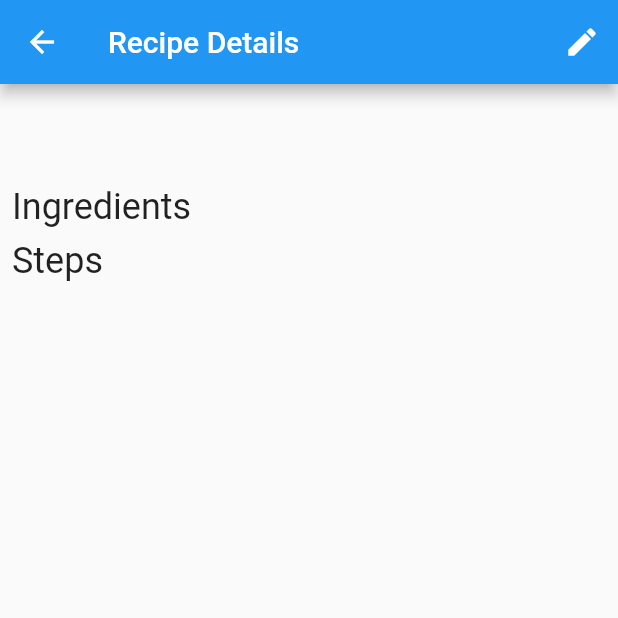
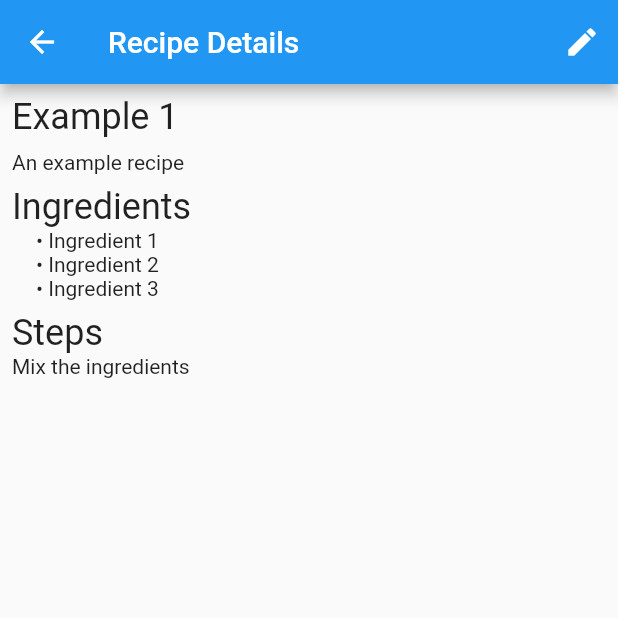
Before and after one commit to lassilaiho/recipe_manager, a Flutter app: the RecipeDetails screen opened directly with empty values, on a phone screen of 412 x 824 dp, the top half of it. Run offline on Flutter 3.47's test engine with Material 2 defaults, Android fonts, the phone set to English and light mode, and no system bars.

Commit message:
Move recipies to a store

```diff
--- a/lib/recipe.dart
+++ b/lib/recipe.dart
@@ -1,3 +1,7 @@
+import 'dart:collection';
+
+import 'package:flutter/material.dart';
+
 class Recipe {
   final int id;
   final String name;
@@ -8,3 +12,63 @@ class Recipe {
   const Recipe(
       {this.id, this.name, this.description, this.ingredients, this.steps});
 }
+
+class RecipeStore extends ChangeNotifier {
+  final _recipes = [
+    const Recipe(
+      id: 0,
+      name: 'Example 1',
+      description: 'An example recipe',
+      ingredients: [
+        'Ingredient 1',
+        'Ingredient 2',
+        'Ingredient 3',
+      ],
+      steps: 'Mix the ingredients',
+    ),
+    const Recipe(
+      id: 1,
+      name: 'Example 2',
+      description: 'An example recipe',
+      ingredients: [
+        'Ingredient 1',
+        'Ingredient 2',
+        'Ingredient 3',
+      ],
+      steps: 'Mix the ingredients',
+    ),
+    const Recipe(
+      id: 2,
+      name: 'Example 3',
+      description: 'An example recipe',
+      ingredients: [
+        'Ingredient 1',
+        'Ingredient 2',
+        'Ingredient 3',
+      ],
+      steps: 'Mix the ingredients',
+    ),
+  ];
+  final _recipesById = <int, Recipe>{};
+
+  UnmodifiableListView<Recipe> get recipes => UnmodifiableListView(_recipes);
+
+  RecipeStore() {
+    for (final recipe in _recipes) {
+      _recipesById[recipe.id] = recipe;
+    }
+  }
+
+  Recipe getRecipeById(int id) => _recipesById[id];
+
+  void updateRecipe(Recipe recipe) {
+    for (var i = 0; i < _recipes.length; ++i) {
+      if (_recipes[i].id == recipe.id) {
+        _recipes[i] = recipe;
+        _recipesById[recipe.id] = recipe;
+        break;
+      }
+    }
+    notifyListeners();
+  }
+}
--- a/lib/recipe_details.dart
+++ b/lib/recipe_details.dart
@@ -1,13 +1,13 @@
 import 'package:flutter/material.dart';
+import 'package:provider/provider.dart';
 
 import 'recipe.dart';
 import 'recipe_editor.dart';
 
 class RecipeDetails extends StatelessWidget {
-  final Recipe recipe;
-  final void Function(Recipe) updateRecipe;
+  final int recipeId;
 
-  const RecipeDetails({this.recipe, this.updateRecipe});
+  const RecipeDetails(this.recipeId);
 
   @override
   Widget build(BuildContext context) {
@@ -23,17 +23,25 @@ class RecipeDetails extends StatelessWidget {
               Navigator.push<RecipeEditor>(
                 context,
                 MaterialPageRoute(
-                      builder: (context) => RecipeEditor(
-                            initialRecipe: recipe,
-                            onEditFinished: updateRecipe,
-                          )));
+                  builder: (context) => Consumer<RecipeStore>(
+                        builder: (context, recipeStore, child) => RecipeEditor(
+                              initialRecipe:
+                                  recipeStore.getRecipeById(recipeId),
+                              onEditFinished: recipeStore.updateRecipe,
+                            ),
+                      ),
+                ),
+              );
             },
           )
         ],
       ),
       body: Padding(
         padding: const EdgeInsets.all(8),
-        child: Column(
+        child: Consumer<RecipeStore>(
+          builder: (context, recipeStore, child) {
+            final recipe = recipeStore.getRecipeById(recipeId);
+            return Column(
               crossAxisAlignment: CrossAxisAlignment.start,
               children: [
                 Text(recipe.name, style: textTheme.headline),
@@ -51,15 +59,14 @@ class RecipeDetails extends StatelessWidget {
                         .toList(),
                   ),
                 ),
-            Padding(
-              padding: const EdgeInsets.only(top: 8),
-              child: Text(
+                _padTop(Text(
                   'Steps',
                   style: textTheme.headline,
-              ),
-            ),
+                )),
                 Text(recipe.steps),
               ],
+            );
+          },
         ),
       ),
     );
--- a/pubspec.yaml
+++ b/pubspec.yaml
@@ -19,6 +19,7 @@ environment:
 dependencies:
   flutter:
     sdk: flutter
+  provider: ^2.0.0
 
   # The following adds the Cupertino Icons font to your application.
   # Use with the CupertinoIcons class for iOS style icons.
```
Also changed, not shown: lib/main.dart (+10 -1 lines), lib/recipe_view.dart (+9 -54 lines), pubspec.lock. Lines whose indentation alone changed are shown as unchanged.
